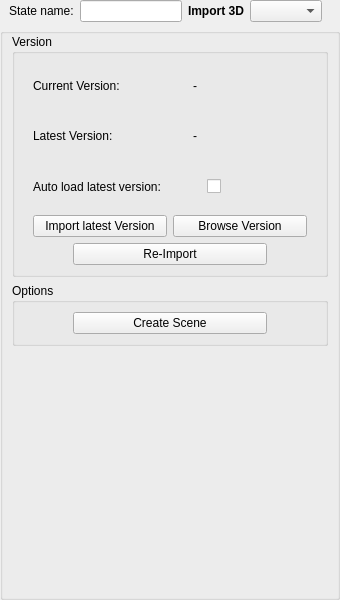
This is Fusion/Scripts/StateManagerNodes/StateUserInterfaces/fus_Object3d_Import.ui in Animatect/Prism2_PluginFusion as Qt 5 draws it before an edit. The edited form follows.
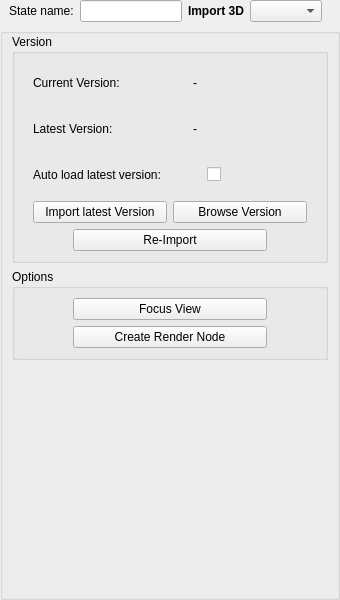
This is the edited form.

Commit message:
Added Focus View Button to other States and unified Buttons
Added the Focus View button to all the import states.  And unified the button UI for all states.

What changed in the file:
```diff
--- a/Fusion/Scripts/StateManagerNodes/StateUserInterfaces/fus_Object3d_Import.ui
+++ b/Fusion/Scripts/StateManagerNodes/StateUserInterfaces/fus_Object3d_Import.ui
@@ -351,6 +351,63 @@
          <string>Options</string>
         </property>
         <layout class="QVBoxLayout" name="verticalLayout_6">
+         <item>
+          <widget class="QWidget" name="f_focusView" native="true">
+           <layout class="QHBoxLayout" name="horizontalLayout_12">
+            <property name="leftMargin">
+             <number>9</number>
+            </property>
+            <property name="topMargin">
+             <number>0</number>
+            </property>
+            <property name="rightMargin">
+             <number>9</number>
+            </property>
+            <property name="bottomMargin">
+             <number>0</number>
+            </property>
+            <item>
+             <spacer name="horizontalSpacer_9">
+              <property name="orientation">
+               <enum>Qt::Horizontal</enum>
+              </property>
+              <property name="sizeType">
+               <enum>QSizePolicy::Fixed</enum>
+              </property>
+              <property name="sizeHint" stdset="0">
+               <size>
+                <width>40</width>
+                <height>20</height>
+               </size>
+              </property>
+             </spacer>
+            </item>
+            <item>
+             <widget class="QPushButton" name="b_focusView">
+              <property name="text">
+               <string>Focus View</string>
+              </property>
+             </widget>
+            </item>
+            <item>
+             <spacer name="horizontalSpacer_11">
+              <property name="orientation">
+               <enum>Qt::Horizontal</enum>
+              </property>
+              <property name="sizeType">
+               <enum>QSizePolicy::Fixed</enum>
+              </property>
+              <property name="sizeHint" stdset="0">
+               <size>
+                <width>40</width>
+                <height>20</height>
+               </size>
+              </property>
+             </spacer>
+            </item>
+           </layout>
+          </widget>
+         </item>
          <item>
           <widget class="QWidget" name="f_3dScene" native="true">
            <layout class="QHBoxLayout" name="horizontalLayout_10">
@@ -385,7 +442,7 @@
             <item>
              <widget class="QPushButton" name="b_create3dScene">
               <property name="text">
-               <string>Create Scene</string>
+               <string>Create Render Node</string>
               </property>
              </widget>
             </item>
```
The commit also changes 12 other files.
